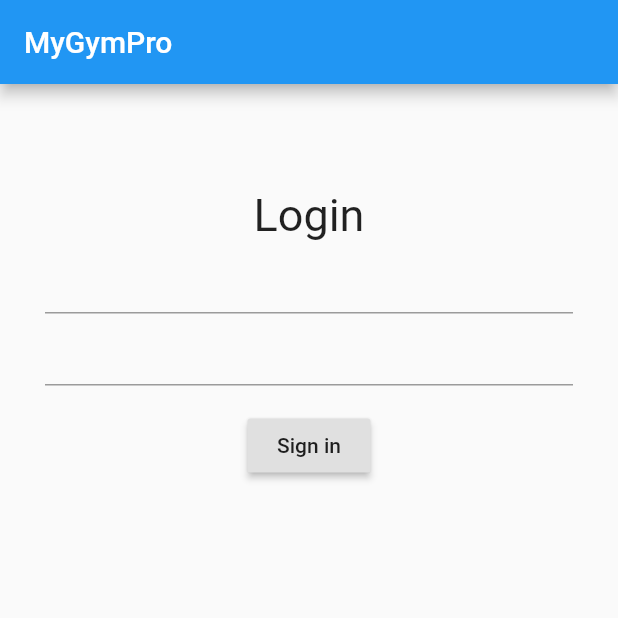
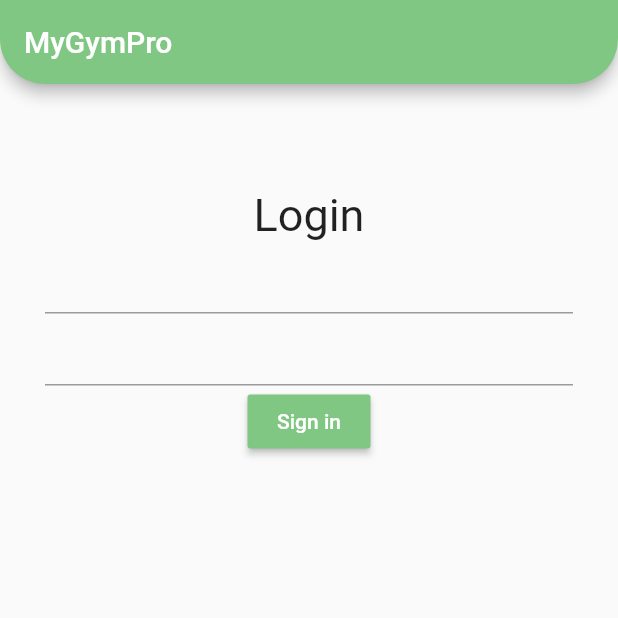
Before and after one commit to cop4331/fitness, a Flutter app: the screen it shows after launch, on a phone screen of 412 x 824 dp, the top half of it. Run offline on Flutter 3.47's test engine with Material 2 defaults, Android fonts, the phone set to English and light mode, and no system bars.

Commit message:
style changes

```diff
--- a/fitness/fitness/lib/main.dart
+++ b/fitness/fitness/lib/main.dart
@@ -14,6 +14,12 @@ class LoginPage extends StatelessWidget
       title: appTitle,
       home: Scaffold(
         appBar: AppBar(
+          backgroundColor: Colors.green[300],
+          shape: RoundedRectangleBorder(
+            borderRadius: BorderRadius.vertical(
+              bottom: Radius.circular(30),
+            )
+          ),
           title: Text(appTitle),
       ),
       body: Padding(
@@ -75,8 +81,10 @@ class LoginFormState extends State<LoginForm>
             },
           ),
           Padding(
-            padding: const EdgeInsets.symmetric(vertical: 16.0, horizontal: 135),
+            padding: const EdgeInsets.symmetric(horizontal: 135),
             child: RaisedButton(
+              hoverElevation: 2.0,
+              color: Colors.green[300],
               onPressed: ()
               {
                 if (_formKey.currentState.validate())
@@ -85,7 +93,11 @@ class LoginFormState extends State<LoginForm>
                         .showSnackBar(SnackBar(content:Text("Logging in")));
                   }
               },
-              child: Text("Sign in"),
+              child: Text("Sign in",
+                      style: TextStyle(
+                        color: Colors.white,
+                      ),
+              ),
             ),
           ),
         ],
```
